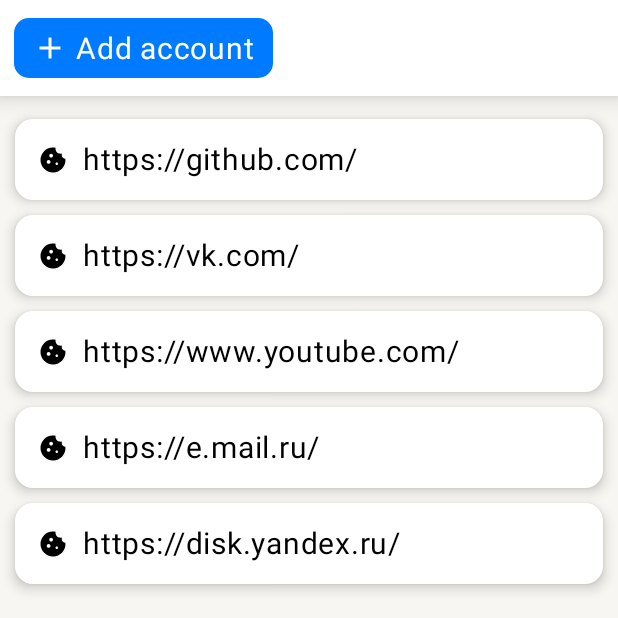
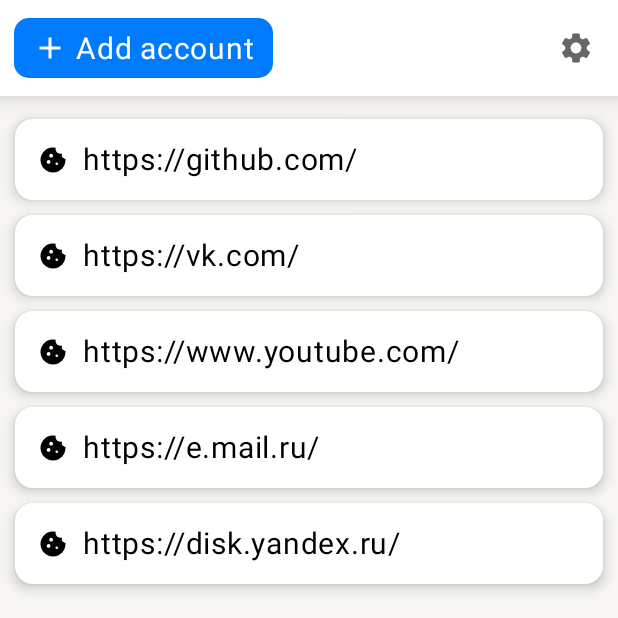
Before and after one commit to KonovkinaEA/password-manager, an Android app built with Jetpack Compose: the composable ListScreenContent called with sample values from the repository, on a phone screen of 412 x 824 dp, the top half of it. Run offline under Robolectric (Android 15) with nearby library versions, the phone set to English and light mode, and no system bars; our stand-ins replace Dagger/Hilt's generated code; pictures from the network do not load; 1 statement that could not run was skipped.

Commit message:
clear image cache

```diff
--- a/app/src/main/java/com/password/manager/MainActivity.kt
+++ b/app/src/main/java/com/password/manager/MainActivity.kt
@@ -7,6 +7,7 @@
 import androidx.compose.material3.Surface
 import androidx.compose.ui.Modifier
 import androidx.navigation.compose.rememberNavController
+import coil.imageLoader
 import com.password.manager.ui.navigation.AppNavHost
 import com.password.manager.ui.theme.PasswordManagerTheme
 import dagger.hilt.android.AndroidEntryPoint
@@ -18,7 +19,7 @@
         setContent {
             PasswordManagerTheme {
                 Surface(modifier = Modifier.fillMaxSize()) {
-                    AppNavHost(navController = rememberNavController())
+                    AppNavHost(navController = rememberNavController(), imageLoader)
                 }
             }
         }
--- a/app/src/main/java/com/password/manager/ui/screens/list/ListScreen.kt
+++ b/app/src/main/java/com/password/manager/ui/screens/list/ListScreen.kt
@@ -31,6 +31,7 @@
 fun ListScreen(
     addAccount: () -> Unit,
     editAccount: (String) -> Unit,
+    clearCache: () -> Unit,
     viewModel: ListViewModel = hiltViewModel()
 ) {
     val state by viewModel.uiState.collectAsState()
@@ -38,8 +39,9 @@
     LaunchedEffect(Unit) {
         viewModel.uiEvent.collect {
             when (it) {
+                is ListUiEvent.NavigateToEditAccount -> editAccount(it.id)
                 ListUiEvent.NavigateToAddAccount -> addAccount()
-                is ListUiEvent.NavigateToEditAccount -> editAccount(it.id)
+                ListUiEvent.ClearImageCache -> clearCache()
             }
         }
     }
--- a/app/src/main/java/com/password/manager/ui/screens/list/components/ListTopAppBar.kt
+++ b/app/src/main/java/com/password/manager/ui/screens/list/components/ListTopAppBar.kt
@@ -1,20 +1,29 @@
 package com.password.manager.ui.screens.list.components
 
+import androidx.compose.foundation.background
 import androidx.compose.foundation.layout.Spacer
 import androidx.compose.foundation.layout.padding
 import androidx.compose.foundation.layout.width
 import androidx.compose.foundation.shape.RoundedCornerShape
 import androidx.compose.material.icons.Icons
 import androidx.compose.material.icons.filled.Add
+import androidx.compose.material.icons.filled.Settings
 import androidx.compose.material3.ButtonDefaults
+import androidx.compose.material3.DropdownMenu
+import androidx.compose.material3.DropdownMenuItem
 import androidx.compose.material3.ExperimentalMaterial3Api
 import androidx.compose.material3.Icon
+import androidx.compose.material3.IconButton
 import androidx.compose.material3.MaterialTheme
 import androidx.compose.material3.Text
 import androidx.compose.material3.TextButton
 import androidx.compose.material3.TopAppBar
 import androidx.compose.material3.TopAppBarDefaults
 import androidx.compose.runtime.Composable
+import androidx.compose.runtime.getValue
+import androidx.compose.runtime.mutableStateOf
+import androidx.compose.runtime.remember
+import androidx.compose.runtime.setValue
 import androidx.compose.ui.Modifier
 import androidx.compose.ui.draw.shadow
 import androidx.compose.ui.tooling.preview.Preview
@@ -30,6 +39,8 @@
 @OptIn(ExperimentalMaterial3Api::class)
 @Composable
 fun ListTopAppBar(onUiAction: (ListUiAction) -> Unit) {
+    var isSettingsVisible by remember { mutableStateOf(false) }
+
     TopAppBar(
         modifier = Modifier.shadow(10.dp),
         title = {},
@@ -54,6 +65,35 @@
                 )
             }
         },
+        actions = {
+            IconButton(onClick = { isSettingsVisible = !isSettingsVisible }) {
+                Icon(
+                    imageVector = Icons.Filled.Settings,
+                    tint = ExtendedTheme.colors.labelSecondary,
+                    contentDescription = "Settings icon"
+                )
+            }
+            DropdownMenu(
+                expanded = isSettingsVisible,
+                onDismissRequest = { isSettingsVisible = false },
+                modifier = Modifier.background(ExtendedTheme.colors.backPrimary)
+            ) {
+                DropdownMenuItem(
+                    text = {
+                        Text(
+                            text = "Clear cache",
+                            style = MaterialTheme.typography.titleLarge.copy(
+                                color = ExtendedTheme.colors.labelPrimary
+                            )
+                        )
+                    },
+                    onClick = {
+                        onUiAction(ListUiAction.ClearCache)
+                        isSettingsVisible = !isSettingsVisible
+                    }
+                )
+            }
+        },
         colors = TopAppBarDefaults.topAppBarColors(
             containerColor = ExtendedTheme.colors.backSecondary
         )
--- a/app/src/main/java/com/password/manager/ui/screens/list/model/ListUiAction.kt
+++ b/app/src/main/java/com/password/manager/ui/screens/list/model/ListUiAction.kt
@@ -3,4 +3,5 @@
 sealed class ListUiAction {
     data class EditAccount(val id: String) : ListUiAction()
     data object CreateAccount : ListUiAction()
+    data object ClearCache : ListUiAction()
 }
--- a/app/src/main/java/com/password/manager/ui/screens/list/model/ListUiEvent.kt
+++ b/app/src/main/java/com/password/manager/ui/screens/list/model/ListUiEvent.kt
@@ -3,4 +3,5 @@
 sealed class ListUiEvent {
     data class NavigateToEditAccount(val id: String) : ListUiEvent()
     data object NavigateToAddAccount : ListUiEvent()
+    data object ClearImageCache : ListUiEvent()
 }
```
Also changed, not shown: app/src/main/java/com/password/manager/ui/navigation/AppNavHost.kt (+9 -2 lines), app/src/main/java/com/password/manager/ui/screens/list/ListViewModel.kt (+6 -3 lines).
